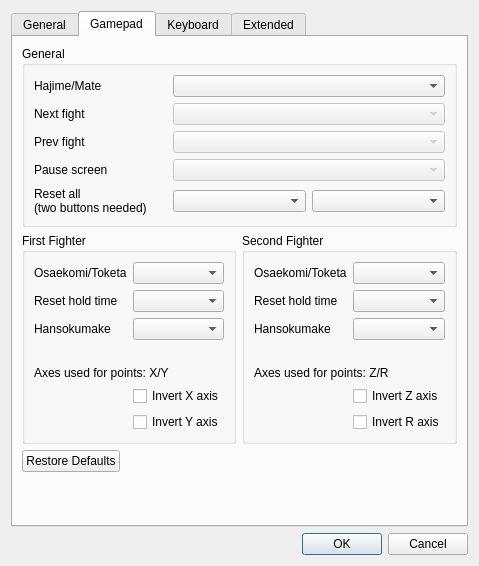
The window that base/SettingsDlg.ui (fmuecke/Ipponboard) describes before a commit, drawn with Qt 5.
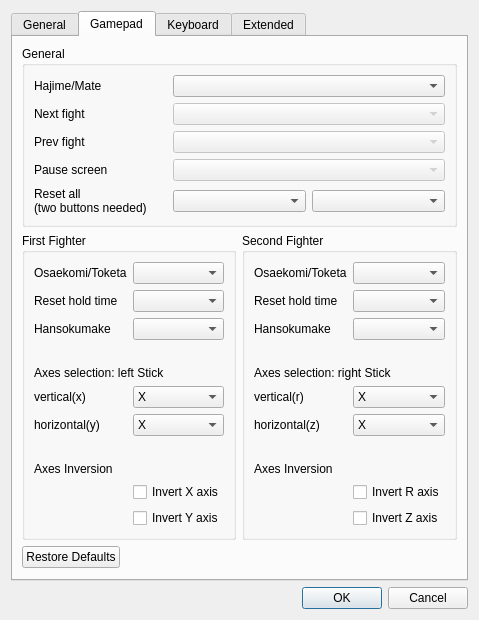
The same window after the commit. The open tabs and pages were chosen to show the change. Icons and pictures are not drawn. Custom widgets are drawn as their Qt base class.

Commit message: add axes selection in UI

```diff
--- a/base/SettingsDlg.ui
+++ b/base/SettingsDlg.ui
@@ -935,13 +935,6 @@
               </property>
              </widget>
             </item>
-            <item row="4" column="0" colspan="2">
-             <widget class="QLabel" name="label_3">
-              <property name="text">
-               <string>Axes used for points: X/Y</string>
-              </property>
-             </widget>
-            </item>
             <item row="3" column="0">
              <spacer name="horizontalSpacer_2">
               <property name="orientation">
@@ -955,20 +948,129 @@
               </property>
              </spacer>
             </item>
-            <item row="6" column="1">
-             <widget class="QCheckBox" name="checkBox_invert_y_axis">
+            <item row="4" column="0" colspan="2">
+             <widget class="QLabel" name="label_6">
               <property name="text">
-               <string>Invert Y axis</string>
+               <string>Axes selection: left Stick</string>
               </property>
              </widget>
             </item>
-            <item row="5" column="1">
+            <item row="5" column="0">
+             <widget class="QLabel" name="label_axis_x">
+              <property name="text">
+               <string>vertical(x)</string>
+              </property>
+             </widget>
+            </item>
+			<item row="5" column="1">
+			 <widget class="QComboBox" name="comboBox_axis_x">
+			  <item>
+			   <property name="text">
+				<string>X</string>
+			   </property>
+			  </item>
+			  <item>
+			   <property name="text">
+				<string>Y</string>
+			   </property>
+			  </item>
+			  <item>
+			   <property name="text">
+				<string>Z</string>
+			   </property>
+			  </item>
+			  <item>
+			   <property name="text">
+				<string>R</string>
+			   </property>
+			  </item>
+			  <item>
+			   <property name="text">
+				<string>U</string>
+			   </property>
+			  </item>
+			  <item>
+			   <property name="text">
+				<string>V</string>
+			   </property>
+			  </item>
+			 </widget>
+			</item>
+            <item row="6" column="0">
+             <widget class="QLabel" name="label_axis_y">
+              <property name="text">
+               <string>horizontal(y)</string>
+              </property>
+             </widget>
+            </item>
+			<item row="6" column="1">
+			 <widget class="QComboBox" name="comboBox_axis_y">
+			  <item>
+			   <property name="text">
+				<string>X</string>
+			   </property>
+			  </item>
+			  <item>
+			   <property name="text">
+				<string>Y</string>
+			   </property>
+			  </item>
+			  <item>
+			   <property name="text">
+				<string>Z</string>
+			   </property>
+			  </item>
+			  <item>
+			   <property name="text">
+				<string>R</string>
+			   </property>
+			  </item>
+			  <item>
+			   <property name="text">
+				<string>U</string>
+			   </property>
+			  </item>
+			  <item>
+			   <property name="text">
+				<string>V</string>
+			   </property>
+			  </item>
+			 </widget>
+			</item>
+            <item row="7" column="0">
+             <spacer name="horizontalSpacer_4">
+              <property name="orientation">
+               <enum>Qt::Horizontal</enum>
+              </property>
+              <property name="sizeHint" stdset="0">
+               <size>
+                <width>40</width>
+                <height>20</height>
+               </size>
+              </property>
+             </spacer>
+            </item>
+            <item row="8" column="0" colspan="2">
+             <widget class="QLabel" name="label_3">
+              <property name="text">
+               <string>Axes Inversion</string>
+              </property>
+             </widget>
+            </item>
+            <item row="9" column="1">
              <widget class="QCheckBox" name="checkBox_invert_x_axis">
               <property name="text">
                <string>Invert X axis</string>
               </property>
              </widget>
             </item>
+            <item row="10" column="1">
+             <widget class="QCheckBox" name="checkBox_invert_y_axis">
+              <property name="text">
+               <string>Invert Y axis</string>
+              </property>
+             </widget>
+            </item>
            </layout>
           </widget>
          </item>
@@ -1029,24 +1131,139 @@
               </property>
              </widget>
             </item>
-            <item row="5" column="1">
-             <widget class="QCheckBox" name="checkBox_invert_z_axis">
+            <item row="3" column="0">
+             <spacer name="horizontalSpacer_3">
+              <property name="orientation">
+               <enum>Qt::Horizontal</enum>
+              </property>
+              <property name="sizeHint" stdset="0">
+               <size>
+                <width>40</width>
+                <height>20</height>
+               </size>
+              </property>
+             </spacer>
+            </item>
+            <item row="4" column="0" colspan="2">
+             <widget class="QLabel" name="label_7">
               <property name="text">
-               <string>Invert Z axis</string>
+               <string>Axes selection: right Stick</string>
               </property>
              </widget>
             </item>
-            <item row="6" column="1">
+            <item row="5" column="0">
+             <widget class="QLabel" name="label_axis_r">
+              <property name="text">
+               <string>vertical(r)</string>
+              </property>
+             </widget>
+            </item>
+			<item row="5" column="1">
+			 <widget class="QComboBox" name="comboBox_axis_r">
+			  <item>
+			   <property name="text">
+				<string>X</string>
+			   </property>
+			  </item>
+			  <item>
+			   <property name="text">
+				<string>Y</string>
+			   </property>
+			  </item>
+			  <item>
+			   <property name="text">
+				<string>Z</string>
+			   </property>
+			  </item>
+			  <item>
+			   <property name="text">
+				<string>R</string>
+			   </property>
+			  </item>
+			  <item>
+			   <property name="text">
+				<string>U</string>
+			   </property>
+			  </item>
+			  <item>
+			   <property name="text">
+				<string>V</string>
+			   </property>
+			  </item>
+			 </widget>
+			</item>
+            <item row="6" column="0">
+             <widget class="QLabel" name="label_axis_z">
+              <property name="text">
+               <string>horizontal(z)</string>
+              </property>
+             </widget>
+            </item>
+			<item row="6" column="1">
+			 <widget class="QComboBox" name="comboBox_axis_z">
+			  <item>
+			   <property name="text">
+				<string>X</string>
+			   </property>
+			  </item>
+			  <item>
+			   <property name="text">
+				<string>Y</string>
+			   </property>
+			  </item>
+			  <item>
+			   <property name="text">
+				<string>Z</string>
+			   </property>
+			  </item>
+			  <item>
+			   <property name="text">
+				<string>R</string>
+			   </property>
+			  </item>
+			  <item>
+			   <property name="text">
+				<string>U</string>
+			   </property>
+			  </item>
+			  <item>
+			   <property name="text">
+				<string>V</string>
+			   </property>
+			  </item>
+			 </widget>
+			</item>
+            <item row="7" column="0">
+             <spacer name="horizontalSpacer_8">
+              <property name="orientation">
+               <enum>Qt::Horizontal</enum>
+              </property>
+              <property name="sizeHint" stdset="0">
+               <size>
+                <width>40</width>
+                <height>20</height>
+               </size>
+              </property>
+             </spacer>
+            </item>
+            <item row="8" column="0" colspan="2">
+             <widget class="QLabel" name="label_4">
+              <property name="text">
+               <string>Axes Inversion</string>
+              </property>
+             </widget>
+            </item>
+            <item row="9" column="1">
              <widget class="QCheckBox" name="checkBox_invert_r_axis">
               <property name="text">
                <string>Invert R axis</string>
               </property>
              </widget>
             </item>
-            <item row="4" column="0" colspan="2">
-             <widget class="QLabel" name="label_4">
+            <item row="10" column="1">
+             <widget class="QCheckBox" name="checkBox_invert_z_axis">
               <property name="text">
-               <string>Axes used for points: Z/R</string>
+               <string>Invert Z axis</string>
               </property>
              </widget>
             </item>
```
Left out of the diff: 13 changed lines with no effect on the pictures.
